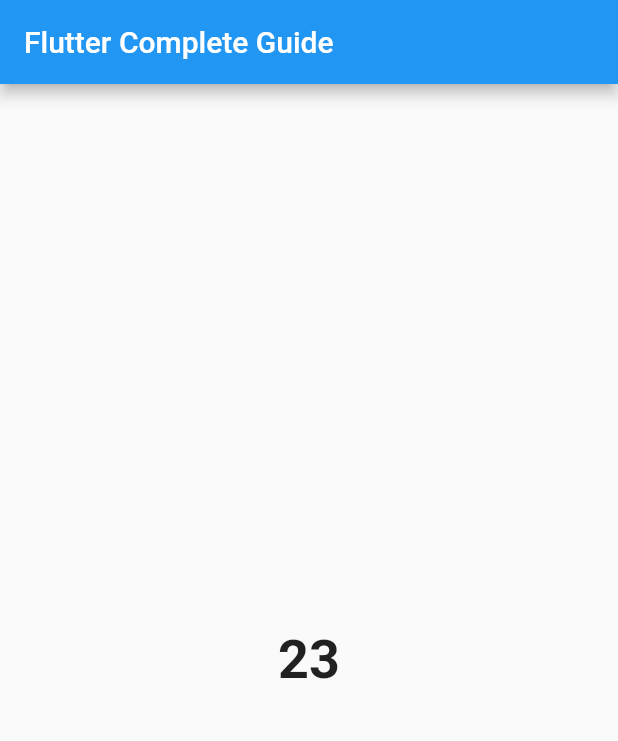
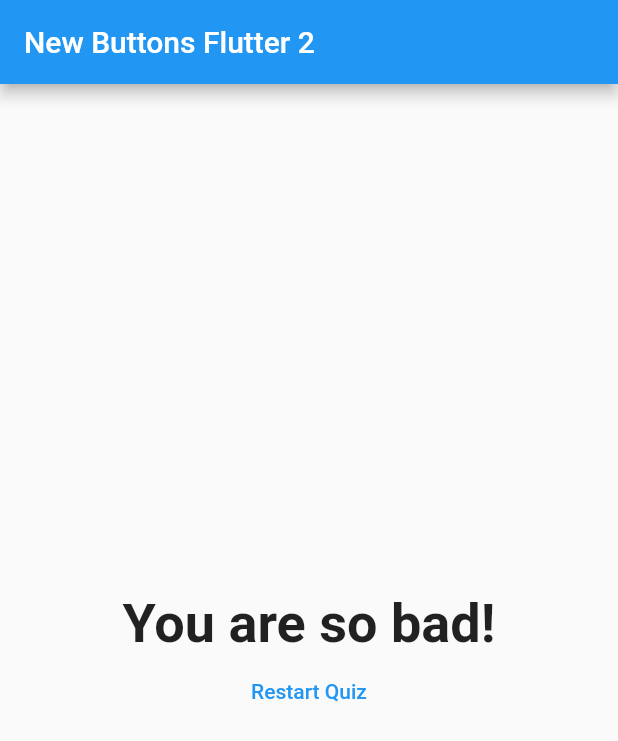
Before and after one commit to DavidCastelloBatet/flutter2_complete_guide, a Flutter app: the screen it shows after launch, after a tap on "Black", after a tap on "Snake", after a tap on "New York", on a phone screen of 412 x 824 dp. Shown: the top 741 px of the screen. Run offline on Flutter 3.47's test engine with Material 2 defaults, Android fonts, the phone set to English and light mode, and no system bars.

Commit message:
refactor to new buttons

```diff
--- a/lib/answer.dart
+++ b/lib/answer.dart
@@ -10,12 +10,15 @@ class Answer extends StatelessWidget {
   Widget build(BuildContext context) {
     return Container(
       width: double.infinity,
-      // ignore: deprecated_member_use
-      child: RaisedButton(
-        color: Colors.blue,
+      child: ElevatedButton(
+        style: ButtonStyle(
+          backgroundColor: MaterialStateProperty.all(
+            Colors.blue[200],
+          ),
+        ),
         child: Text(
           answerText,
-          style: TextStyle(color: Colors.white, fontSize: 18.0),
+          style: TextStyle(color: Colors.blue[900], fontSize: 20.0),
         ),
         onPressed: selectHandler,
       ),
--- a/lib/main.dart
+++ b/lib/main.dart
@@ -57,12 +57,19 @@ class _MyAppState extends State<MyApp> {
     }
   }
 
+  void _resetResults() {
+    setState(() {
+      _totalScore = 0;
+      _questionIndex = 0;
+    });
+  }
+
   @override
   Widget build(BuildContext context) {
     return MaterialApp(
       home: Scaffold(
         appBar: AppBar(
-          title: Text('Flutter Complete Guide'),
+          title: Text('New Buttons Flutter 2'),
         ),
         body: _questionIndex < _questions.length
             ? Quiz(
@@ -70,7 +77,7 @@ class _MyAppState extends State<MyApp> {
                 questionIndex: _questionIndex,
                 questions: _questions,
               )
-            : Result(_totalScore),
+            : Result(_totalScore, _resetResults),
       ),
     );
   }
--- a/lib/result.dart
+++ b/lib/result.dart
@@ -2,19 +2,47 @@ import 'package:flutter/material.dart';
 
 class Result extends StatelessWidget {
   final int resultScore;
+  final Function resetHandler;
 
-  Result(this.resultScore);
+  Result(this.resultScore, this.resetHandler);
+
+  String get resultPhrase {
+    String resultText;
+    if (resultScore <= 8) {
+      resultText = 'You are awesome and innocent!';
+    } else if (resultScore <= 12) {
+      resultText = 'Pretty likeable!';
+    } else if (resultScore <= 16) {
+      resultText = 'You are... strange?';
+    } else {
+      resultText = 'You are so bad!';
+    }
+    return resultText;
+  }
 
   @override
   Widget build(BuildContext context) {
-    return Center(
-      child: Text(
-        resultScore.toString(),
-        style: TextStyle(
-          fontSize: 36.0,
-          fontWeight: FontWeight.bold,
+    return Column(
+      mainAxisAlignment: MainAxisAlignment.center,
+      crossAxisAlignment: CrossAxisAlignment.stretch,
+      children: [
+        Text(
+          resultPhrase,
+          style: TextStyle(
+            fontSize: 36.0,
+            fontWeight: FontWeight.bold,
+          ),
+          textAlign: TextAlign.center,
         ),
-      ),
+        // ignore: deprecated_member_use
+        TextButton(
+          onPressed: resetHandler,
+          child: Text('Restart Quiz'),
+          style: ButtonStyle(
+            foregroundColor: MaterialStateProperty.all(Colors.blue),
+          ),
+        )
+      ],
     );
   }
 }
```
